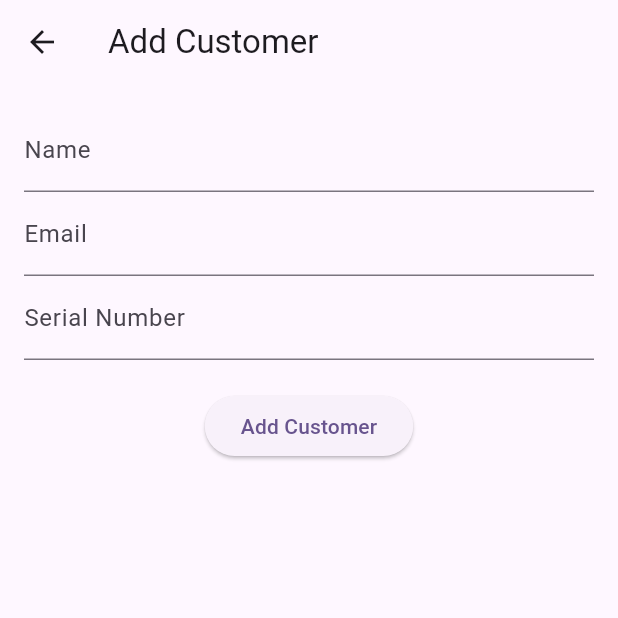
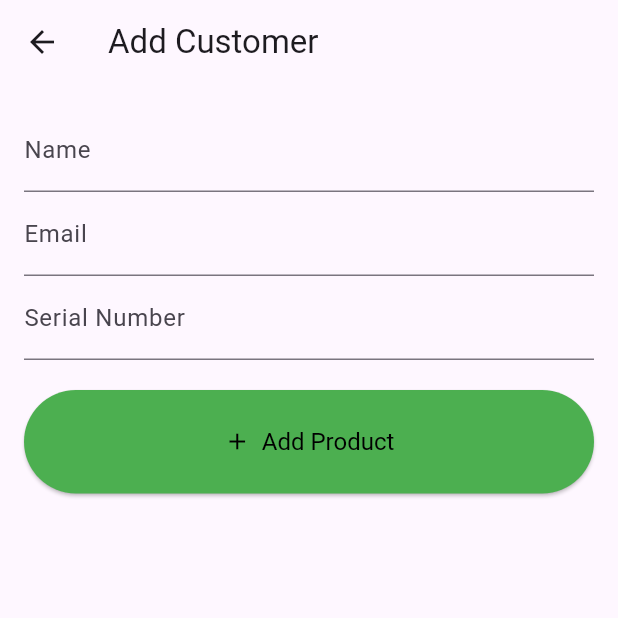
Before and after one commit to Kacemmeherzi/VernicolorApp, a Flutter app: the AddCustomerPage screen opened directly, on a phone screen of 412 x 824 dp, the top half of it. Run offline on Flutter 3.47's test engine with Material 3 defaults, Android fonts, the phone set to English and light mode, and no system bars; our stand-ins replace image_picker, shared_preferences; accounts and stored records are empty.

Commit message:
ui improved

```diff
--- a/lib/views/AddCustomerPage.dart
+++ b/lib/views/AddCustomerPage.dart
@@ -90,9 +90,17 @@ class _AddCustomerPageState extends State<AddCustomerPage> {
                 },
               ),
               SizedBox(height: 20),
-              ElevatedButton(
+              ElevatedButton.icon(
+                 label: Text("Add Product"),
+                icon:  Icon(Icons.add),
+                style: ElevatedButton.styleFrom(
+
+                  minimumSize:Size(double.infinity, 10) ,
+                  padding: EdgeInsets.symmetric(vertical: 25), // Button height
+                  textStyle: TextStyle(fontSize: 16),backgroundColor: Colors.green ,
+                  foregroundColor: Colors.black
+                ),
                 onPressed: _addCustomer,
-                child: Text('Add Customer'),
               ),
             ],
           ),
```
